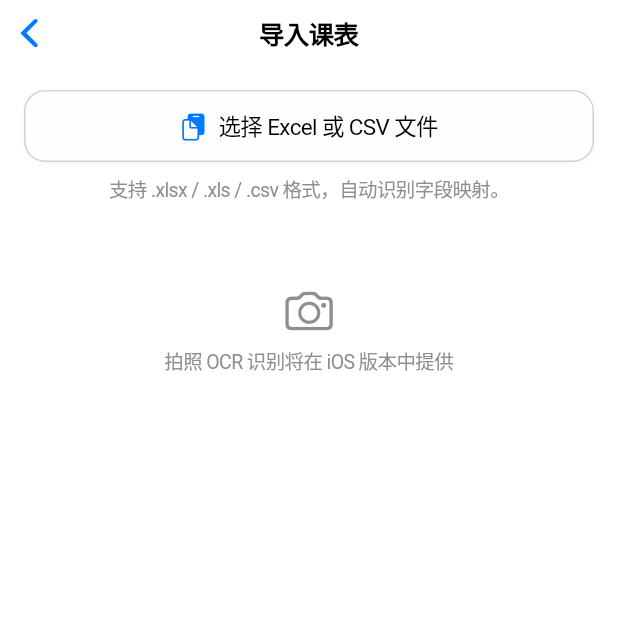
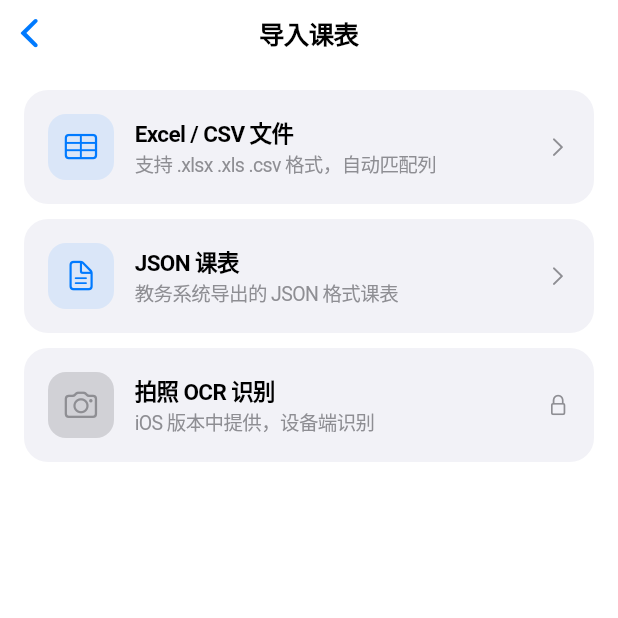
Before and after one commit to yulongc659-del/course_manager, a Flutter app: the ImportPage screen opened by its route, on a phone screen of 412 x 824 dp, the top half of it. Run offline on Flutter 3.47's test engine with Material 3 defaults, Android fonts, the phone set to English and light mode, and no system bars; our stand-ins replace file_picker, flutter_local_notifications, hive_flutter, table_calendar; missing offline and left inert: excel; accounts and stored records are empty.

Commit message:
添加 JSON 课表导入

```diff
--- a/lib/pages/import/import_page.dart
+++ b/lib/pages/import/import_page.dart
@@ -6,6 +6,7 @@ import '../../services/import_service.dart';
 import '../../services/course_service.dart';
 import '../../services/semester_service.dart';
 import '../../widgets/glass.dart';
+import '../../utils/constants.dart';
 
 class ImportPage extends StatefulWidget {
   const ImportPage({super.key});
@@ -20,6 +21,10 @@ class _ImportPageState extends State<ImportPage> {
   ImportResult? _result;
   String? _fileName;
   bool _loading = false;
+
+  // JSON state
+  JsonSchedule? _jsonSchedule;
+  String? _jsonFileName;
 
   Future<void> _pickFile() async {
     final result = await FilePicker.platform.pickFiles(
@@ -44,16 +49,34 @@ class _ImportPageState extends State<ImportPage> {
       }
       setState(() => _result = parsed);
     } catch (e) {
-      if (mounted) {
-        showCupertinoDialog(
-          context: context,
-          builder: (_) => CupertinoAlertDialog(
-            title: const Text('解析失败'),
-            content: Text('$e'),
-            actions: [CupertinoDialogAction(child: const Text('好'), onPressed: () => Navigator.pop(context))],
-          ),
+      if (mounted) _showError('解析失败', '$e');
+    } finally {
+      setState(() => _loading = false);
+    }
+  }
+
+  Future<void> _pickJson() async {
+    final result = await FilePicker.platform.pickFiles(
+      type: FileType.custom,
+      allowedExtensions: ['json'],
     );
+    if (result == null || result.files.isEmpty) return;
+
+    setState(() {
+      _jsonFileName = result.files.first.name;
+      _loading = true;
+    });
+
+    try {
+      final content = utf8.decode(result.files.first.bytes!, allowMalformed: true);
+      final schedule = _importService.parseScheduleJson(content);
+      if (schedule == null || schedule.courses.isEmpty) {
+        if (mounted) _showError('解析失败', '无法识别 JSON 格式');
+        return;
       }
+      setState(() => _jsonSchedule = schedule);
+    } catch (e) {
+      if (mounted) _showError('解析失败', '$e');
     } finally {
       setState(() => _loading = false);
     }
@@ -73,14 +96,7 @@ class _ImportPageState extends State<ImportPage> {
     final weekCol = mapping['week'];
 
     if (nameCol == null || dayCol == null || periodCol == null) {
-      showCupertinoDialog(
-        context: context,
-        builder: (_) => const CupertinoAlertDialog(
-          title: Text('缺少字段'),
-          content: Text('课程名、星期、节次不能为空'),
-          actions: [CupertinoDialogAction(child: Text('好'))],
-        ),
-      );
+      if (mounted) _showError('缺少字段', '课程名、星期、节次不能为空');
       return;
     }
 
@@ -99,34 +115,63 @@ class _ImportPageState extends State<ImportPage> {
           : (1, 16);
 
       await courseService.create(Course(
-        id: '',
-        semesterId: semester.id,
-        name: name,
+        id: '', semesterId: semester.id, name: name,
         teacher: teacherCol != null ? (row.fields[teacherCol] ?? '').trim() : '',
         classroom: classroomCol != null ? (row.fields[classroomCol] ?? '').trim() : '',
-        dayOfWeek: day,
-        periodStart: period.$1,
-        periodEnd: period.$2,
-        weekStart: week?.$1 ?? 1,
-        weekEnd: week?.$2 ?? 16,
+        dayOfWeek: day, periodStart: period.$1, periodEnd: period.$2,
+        weekStart: week?.$1 ?? 1, weekEnd: week?.$2 ?? 16,
         color: imported % 8,
       ));
       imported++;
     }
 
-    if (mounted) {
+    if (mounted) _showSuccess('成功导入 $imported 门课程');
+  }
+
+  Future<void> _doJsonImport() async {
+    if (_jsonSchedule == null) return;
+    final semester = await SemesterService().getCurrent();
+    if (semester == null) return;
+
+    final courseService = CourseService();
+    int imported = 0;
+
+    for (final c in _jsonSchedule!.courses) {
+      await courseService.create(Course(
+        id: '', semesterId: semester.id, name: c.name,
+        teacher: c.teacher,
+        classroom: c.location,
+        dayOfWeek: c.dayOfWeek, periodStart: c.periodStart, periodEnd: c.periodEnd,
+        weekStart: c.weekStart, weekEnd: c.weekEnd,
+        color: imported % 8,
+      ));
+      imported++;
+    }
+
+    if (mounted) _showSuccess('成功导入 $imported 门课程');
+  }
+
+  void _showError(String title, String msg) {
     showCupertinoDialog(
       context: context,
       builder: (_) => CupertinoAlertDialog(
-          title: const Text('导入完成'),
-          content: Text('成功导入 $imported 门课程'),
+        title: Text(title), content: Text(msg),
+        actions: [CupertinoDialogAction(child: const Text('好'), onPressed: () => Navigator.pop(context))],
+      ),
+    );
+  }
+
+  void _showSuccess(String msg) {
+    showCupertinoDialog(
+      context: context,
+      builder: (_) => CupertinoAlertDialog(
+        title: const Text('导入完成'), content: Text(msg),
         actions: [CupertinoDialogAction(child: const Text('好'), onPressed: () {
           Navigator.pop(context);
           Navigator.pop(context, true);
         })],
       ),
     );
-    }
   }
 
   @override
@@ -139,63 +184,85 @@ class _ImportPageState extends State<ImportPage> {
           child: Column(
             crossAxisAlignment: CrossAxisAlignment.stretch,
             children: [
-              AppleButton(
-                onPressed: _pickFile,
-                child: Row(
-                  mainAxisAlignment: MainAxisAlignment.center,
-                  children: [
-                    const Icon(CupertinoIcons.doc_on_clipboard, size: 18),
-                    const SizedBox(width: 8),
-                    const Text('选择 Excel 或 CSV 文件',
-                        style: TextStyle(fontSize: 15)),
+              _buildImportCard(
+                icon: CupertinoIcons.table,
+                title: 'Excel / CSV 文件',
+                subtitle: '支持 .xlsx .xls .csv 格式，自动匹配列',
+                onTap: _pickFile,
+              ),
+              const SizedBox(height: 10),
+              _buildImportCard(
+                icon: CupertinoIcons.doc_text,
+                title: 'JSON 课表',
+                subtitle: '教务系统导出的 JSON 格式课表',
+                onTap: _pickJson,
+              ),
+              const SizedBox(height: 10),
+              _buildImportCard(
+                icon: CupertinoIcons.camera,
+                title: '拍照 OCR 识别',
+                subtitle: 'iOS 版本中提供，设备端识别',
+                onTap: null,
+              ),
+
+              if (_loading) ...[
+                const SizedBox(height: 16),
+                const Center(child: CupertinoActivityIndicator()),
               ],
-                ),
-              ),
-              const SizedBox(height: 8),
-              const Text(
-                '支持 .xlsx / .xls / .csv 格式，自动识别字段映射。',
-                style: TextStyle(color: CupertinoColors.systemGrey, fontSize: 13),
-                textAlign: TextAlign.center,
-              ),
-              if (_fileName != null) ...[
-                const SizedBox(height: 8),
-                Text('已选择: $_fileName',
-                    style: const TextStyle(color: CupertinoColors.systemGrey),
-                    textAlign: TextAlign.center),
-              ],
-              if (_loading)
-                const Padding(
-                  padding: EdgeInsets.all(32),
-                  child: Center(child: CupertinoActivityIndicator()),
-                ),
+
+              // Excel preview
               if (_result != null) ...[
                 const SizedBox(height: 16),
                 _buildMapping(),
                 const SizedBox(height: 16),
-                const Text('数据预览 (前 5 行)',
-                    style: TextStyle(fontWeight: FontWeight.w600)),
+                const Text('数据预览 (前 5 行)', style: TextStyle(fontWeight: FontWeight.w600)),
                 const SizedBox(height: 8),
                 _buildPreview(),
                 const SizedBox(height: 24),
-                CupertinoButton.filled(
-                  onPressed: _doImport,
-                  child: const Text('确认导入'),
+                CupertinoButton.filled(onPressed: _doImport, child: const Text('确认导入')),
+              ],
+
+              // JSON preview
+              if (_jsonSchedule != null) ...[
+                const SizedBox(height: 16),
+                Text('识别到 ${_jsonSchedule!.courses.length} 门课程',
+                    style: const TextStyle(fontWeight: FontWeight.w600)),
+                const SizedBox(height: 8),
+                ..._jsonSchedule!.courses.asMap().entries.map((e) {
+                  final c = e.value;
+                  final color = courseColor(e.key % 8);
+                  return GlassCard(
+                    margin: const EdgeInsets.symmetric(vertical: 3),
+                    padding: const EdgeInsets.symmetric(horizontal: 14, vertical: 10),
+                    child: Row(
+                      children: [
+                        Container(
+                          width: 10, height: 10,
+                          decoration: BoxDecoration(color: color, shape: BoxShape.circle),
                         ),
-              ],
-              const SizedBox(height: 40),
-              const Center(
-                child: Padding(
-                  padding: EdgeInsets.all(16),
+                        const SizedBox(width: 10),
+                        Expanded(
                           child: Column(
+                            crossAxisAlignment: CrossAxisAlignment.start,
                             children: [
-                      Icon(CupertinoIcons.camera, size: 32, color: CupertinoColors.systemGrey),
-                      SizedBox(height: 8),
-                      Text('拍照 OCR 识别将在 iOS 版本中提供',
-                          style: TextStyle(color: CupertinoColors.systemGrey, fontSize: 13)),
+                              Text(c.name, style: const TextStyle(fontSize: 14, fontWeight: FontWeight.w500)),
+                              Text(
+                                '${weekdayLabels[c.dayOfWeek - 1]} '
+                                '${c.periodStart}-${c.periodEnd}节  '
+                                '第${c.weekStart}-${c.weekEnd}周  '
+                                '${c.location.isNotEmpty ? c.location : ''}',
+                                style: const TextStyle(fontSize: 12, color: CupertinoColors.systemGrey),
+                              ),
                             ],
                           ),
                         ),
+                      ],
                     ),
+                  );
+                }),
+                const SizedBox(height: 24),
+                CupertinoButton.filled(onPressed: _doJsonImport, child: const Text('确认导入')),
+              ],
             ],
           ),
         ),
@@ -203,7 +270,55 @@ class _ImportPageState extends State<ImportPage> {
     );
   }
 
-  Widget _buildMapping() {
+  Widget _buildImportCard({
+    required IconData icon,
+    required String title,
+    required String subtitle,
+    VoidCallback? onTap,
+  }) {
+    return GestureDetector(
+      onTap: onTap,
+      child: Container(
+        padding: const EdgeInsets.all(16),
+        decoration: BoxDecoration(
+          color: CupertinoColors.systemGrey6,
+          borderRadius: BorderRadius.circular(16),
+        ),
+        child: Row(
+          children: [
+            Container(
+              width: 44, height: 44,
+              decoration: BoxDecoration(
+                color: onTap != null
+                    ? CupertinoTheme.of(context).primaryColor.withValues(alpha: 0.1)
+                    : CupertinoColors.systemGrey4,
+                borderRadius: BorderRadius.circular(12),
+              ),
+              child: Icon(icon, size: 22,
+                  color: onTap != null ? CupertinoTheme.of(context).primaryColor : CupertinoColors.systemGrey),
+            ),
+            const SizedBox(width: 14),
+            Expanded(
+              child: Column(
+                crossAxisAlignment: CrossAxisAlignment.start,
+                children: [
+                  Text(title, style: const TextStyle(fontSize: 15, fontWeight: FontWeight.w600)),
+                  Text(subtitle, style: const TextStyle(fontSize: 13, color: CupertinoColors.systemGrey)),
+                ],
+              ),
+            ),
+            Icon(
+              onTap != null ? CupertinoIcons.chevron_right : CupertinoIcons.lock,
+              size: 16, color: CupertinoColors.systemGrey,
+            ),
+          ],
+        ),
+      ),
+    );
+  }
+
+  @override
+  Widget_buildMapping() {
     if (_result == null) return const SizedBox.shrink();
     final mapping = _result!.columnMapping;
     final labels = {
@@ -231,9 +346,7 @@ class _ImportPageState extends State<ImportPage> {
                   const SizedBox(width: 8),
                   Expanded(
                     child: Text(matched ?? '未识别',
-                        style: TextStyle(
-                            fontSize: 13,
-                            color: matched != null ? null : CupertinoColors.systemRed)),
+                        style: TextStyle(fontSize: 13, color: matched != null ? null : CupertinoColors.systemRed)),
                   ),
                 ],
               ),
@@ -263,23 +376,17 @@ class _ImportPageState extends State<ImportPage> {
             children: [
               TableRow(
                 decoration: BoxDecoration(color: CupertinoColors.systemGrey6),
-                children: headers.map((h) {
-                  return Padding(
+                children: headers.map((h) => Padding(
                   padding: const EdgeInsets.all(8),
                   child: Text(h, style: const TextStyle(fontWeight: FontWeight.w500, fontSize: 12)),
-                  );
-                }).toList(),
+                )).toList(),
               ),
-              ...preview.map((row) {
-                return TableRow(
-                  children: headers.map((h) {
-                    return Padding(
+              ...preview.map((row) => TableRow(
+                children: headers.map((h) => Padding(
                   padding: const EdgeInsets.all(8),
                   child: Text(row.fields[h] ?? '', style: const TextStyle(fontSize: 12)),
-                    );
-                  }).toList(),
-                );
-              }),
+                )).toList(),
+              )),
             ],
           ),
         ),
--- a/lib/services/import_service.dart
+++ b/lib/services/import_service.dart
@@ -179,4 +179,95 @@ class ImportService {
     if (single != null) return (single, single);
     return null;
   }
+
+  /// 解析不连续周数，如 "2-15, 17" → [(2,15), (17,17)]
+  List<(int, int)> parseWeekSegments(String text) {
+    final result = <(int, int)>[];
+    final segments = text.trim().split(RegExp(r'[,，]'));
+    for (final seg in segments) {
+      final cleaned = seg.trim().replaceAll('周', '').replaceAll('第', '');
+      final range = cleaned.split(RegExp(r'[\-~]'));
+      if (range.length >= 2) {
+        final s = int.tryParse(range[0].trim());
+        final e = int.tryParse(range[1].trim());
+        if (s != null && e != null) result.add((s, e));
+      } else {
+        final s = int.tryParse(cleaned);
+        if (s != null) result.add((s, s));
+      }
+    }
+    return result;
+  }
+
+  static const _dayMap = {
+    'monday': 1, 'tuesday': 2, 'wednesday': 3, 'thursday': 4,
+    'friday': 5, 'saturday': 6, 'sunday': 7,
+  };
+
+  JsonSchedule? parseScheduleJson(String jsonStr) {
+    try {
+      final map = const JsonDecoder().convert(jsonStr) as Map<String, dynamic>;
+      final schedule = map['schedule'] as Map<String, dynamic>?;
+      if (schedule == null) return null;
+
+      final courses = <JsonCourse>[];
+      for (final entry in schedule.entries) {
+        final day = _dayMap[entry.key.toString().toLowerCase()];
+        if (day == null) continue;
+        final list = entry.value as List<dynamic>? ?? [];
+        for (final item in list) {
+          final m = item as Map<String, dynamic>;
+          final teachers = (m['teachers'] as List<dynamic>?)?.join(', ') ?? '';
+          final weekSegments = parseWeekSegments((m['weeks'] as String?) ?? '1-16');
+          final periods = (m['periods'] as List<dynamic>?)?.map((e) => e as int).toList() ?? [1, 2];
+
+          for (final segment in weekSegments) {
+            courses.add(JsonCourse(
+              name: (m['course_name'] as String?) ?? '',
+              code: (m['course_code'] as String?) ?? '',
+              teacher: teachers,
+              location: (m['location'] as String?) ?? '',
+              dayOfWeek: day,
+              periodStart: periods.first,
+              periodEnd: periods.last,
+              weekStart: segment.$1,
+              weekEnd: segment.$2,
+            ));
+          }
+        }
+      }
+      return JsonSchedule(courses: courses);
+    } catch (e) {
+      return null;
+    }
+  }
 }
+
+class JsonCourse {
+  final String name;
+  final String code;
+  final String teacher;
+  final String location;
+  final int dayOfWeek;
+  final int periodStart;
+  final int periodEnd;
+  final int weekStart;
+  final int weekEnd;
+
+  JsonCourse({
+    required this.name,
+    this.code = '',
+    this.teacher = '',
+    this.location = '',
+    required this.dayOfWeek,
+    required this.periodStart,
+    required this.periodEnd,
+    this.weekStart = 1,
+    this.weekEnd = 16,
+  });
+}
+
+class JsonSchedule {
+  final List<JsonCourse> courses;
+  JsonSchedule({required this.courses});
+}
```
Lines whose indentation alone changed are shown as unchanged.
